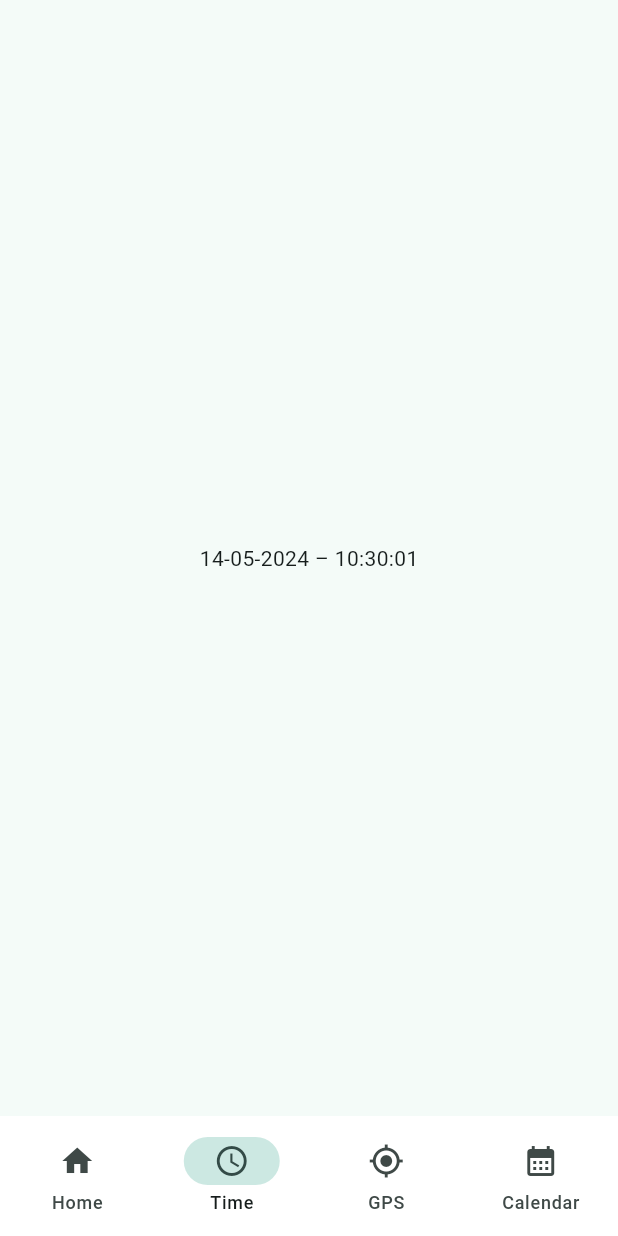
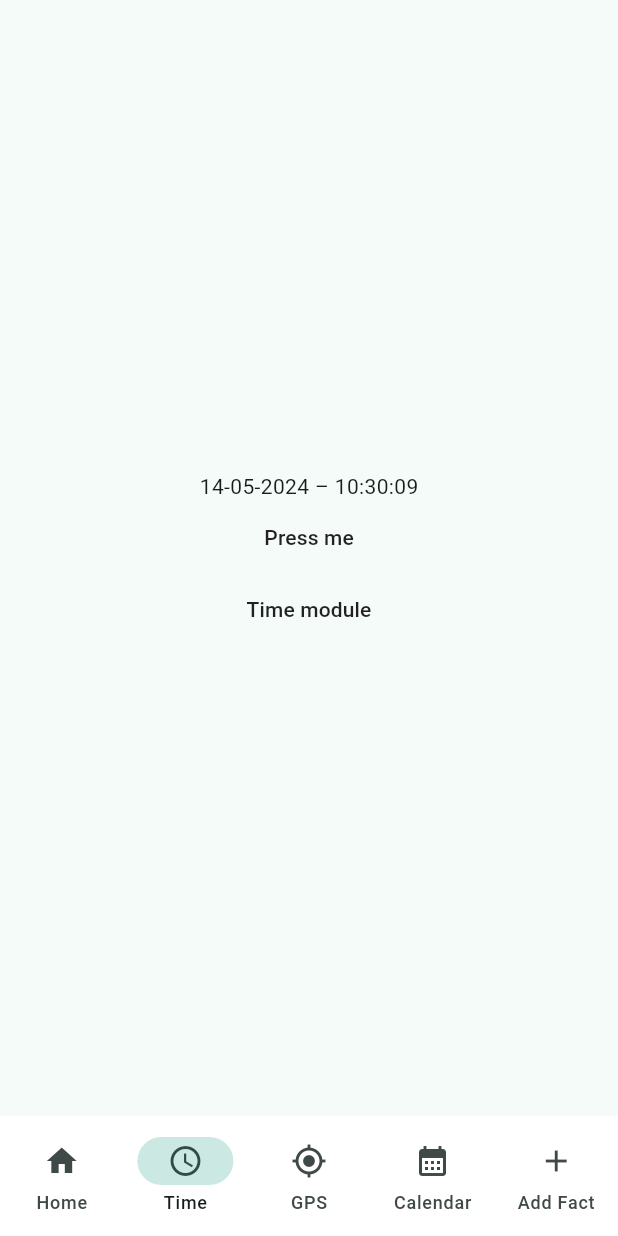
Before and after one commit to truite-codeuse/agents_flutter_app, a Flutter app: the screen it shows after launch, item 2 of the bottom bar chosen, on a phone screen of 412 x 824 dp. Run offline on Flutter 3.47's test engine with Material 3 defaults, Android fonts, the phone set to English and light mode, and no system bars; our stand-ins replace geolocator, google_sign_in, googleapis_auth, permission_handler; missing offline and left inert: extension_google_sign_in_as_googleapis_auth, googleapis, phone_state.

Commit message:
Facts and time logic

```diff
--- /dev/null
+++ b/lib/logic.dart
@@ -0,0 +1,38 @@
+import "dart:collection";
+
+class Fact {
+  String name;
+  bool state;
+
+  Fact(String name) : name = name.toLowerCase().replaceAll(RegExp(r' '), '_'), state = false;
+  Fact.full(String name, this.state) : name = name.toLowerCase().replaceAll(RegExp(r' '), '_');
+
+  @override
+  String toString() {
+    return name;
+  }
+
+}
+
+class LogicModule {
+  final Map<Fact, (Function, List<dynamic>)> facts = HashMap();
+
+  void addFact(Fact fact, Function func, List<dynamic> args) {
+    facts[fact] = (func, args);
+  }
+
+  List<Fact> resolve() {
+    List<Fact> res = <Fact>[];
+    facts.forEach((key, value) {
+      if (value.$2.isNotEmpty) {
+        key.state = Function.apply(value.$1, value.$2);
+        res.add(key);
+      }
+      else {
+        key.state = value.$1();
+        res.add(key);
+      }
+    });
+    return res;
+  }
+}
--- a/lib/main.dart
+++ b/lib/main.dart
@@ -4,6 +4,7 @@
 import 'time_page.dart';
 import 'geolocation_page.dart';
 import 'calendar_page.dart';
+import 'add_fact_page.dart';
 
 
 void main() {
@@ -62,6 +63,10 @@
               icon: Icon(Icons.calendar_month),
               label: 'Calendar',
             ),
+            NavigationDestination(
+              icon: Icon(Icons.add),
+              label: 'Add Fact',
+            ),
           ],
           selectedIndex: currentPageIndex,
           onDestinationSelected: (int index) {
@@ -74,9 +79,10 @@
         ),
         body: [
           const HomePage(),
-          const TimePage(),
+          TimePage(),
           const GeolocationPage(), // Geolocation module
           const CalendarPage(), // Calendar module
+          //AddFactPage(),
         ][currentPageIndex],// const MainPageStructure(title: 'The IntellAgent app !'),
       );
   }
--- a/lib/time_page.dart
+++ b/lib/time_page.dart
@@ -1,10 +1,29 @@
 import 'dart:async';
+import 'package:agents_flutter_app/logic.dart';
+import 'package:agents_flutter_app/time_module.dart';
 import 'package:flutter/material.dart';
 import 'package:intl/intl.dart';
 import 'package:provider/provider.dart';
+import 'package:agents_flutter_app/gorgias_api.dart';
 
 class TimePage extends StatelessWidget {
-  const TimePage({super.key});
+  final DateTime after = DateTime.now().add(const Duration(minutes: 1));
+  final DateTime before = DateTime.now().subtract(const Duration(minutes: 1));
+
+  TimePage({super.key});
+
+
+  void gorgiasCall() {
+    final gorgias = GorgiasAPI();
+    gorgias.testGorgias();
+  }
+
+  void resolve(TimeModule tm) {
+    List<Fact> facts = tm.resolve();
+    for (Fact f in facts) {
+      print('${f.name} : ${f.state.toString()}');
+    }
+  }
 
   @override
   Widget build(BuildContext context) {
@@ -12,11 +31,20 @@ class TimePage extends StatelessWidget {
     var time = timeState.formattedDate;
     timeState.createTimer();
 
+    TimeModule tm = TimeModule();
+
+    Fact f1 = Fact('My First Fact');
+    Fact f2 = Fact('My Second FacT');
+    tm.addFact(f1, tm.isLessThan, [after]);
+    tm.addFact(f2, tm.isLessThan, [before]);
+
     return Center(
         child: Column(
         mainAxisAlignment: MainAxisAlignment.center,
         children: [
             Text(time),
+            MaterialButton(onPressed: () => gorgiasCall(), child: const Text('Press me'),),
+            MaterialButton(onPressed: () => resolve(tm), child: const Text('Time module'),),
         ],
       ),
     );
```
Also changed, not shown: lib/add_fact_page.dart (added, +17 -0 lines), lib/gorgias_api.dart (added, +30 -0 lines), lib/time_module.dart (added, +17 -0 lines), pubspec.yaml (+8 -0 lines), pubspec.lock, 5 other files.
